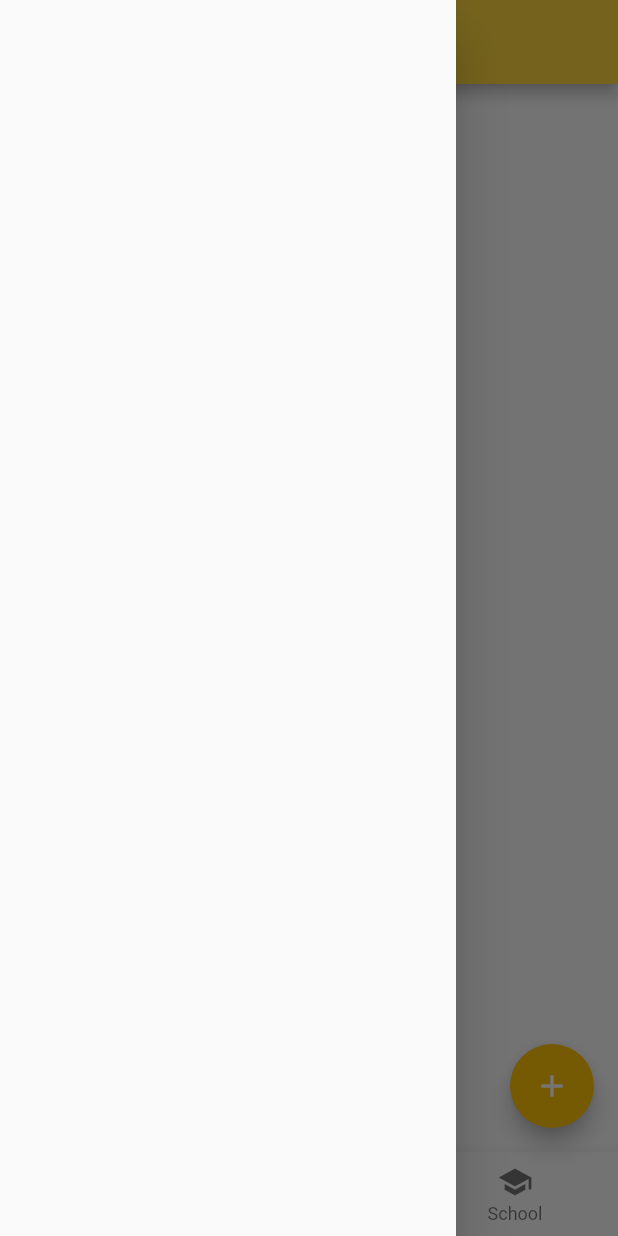
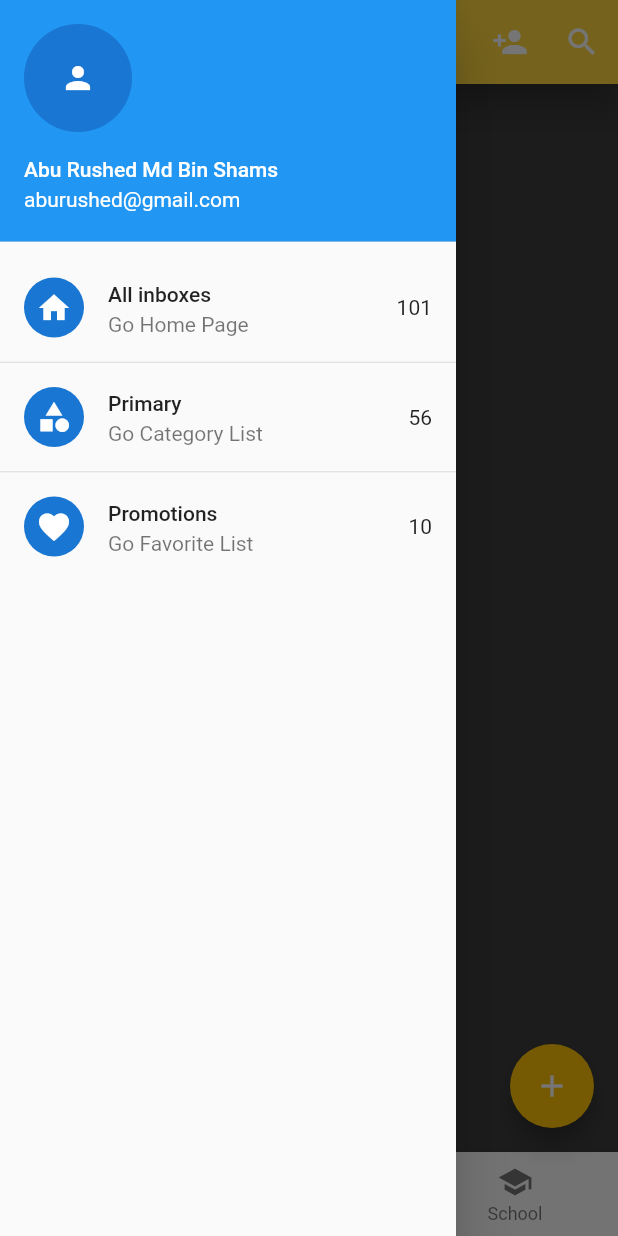
Before and after one commit to Shams-Rushdi/Flutter_New, a Flutter app: the screen it shows after launch, with the side drawer open, on a phone screen of 412 x 824 dp. Run offline on Flutter 3.47's test engine with Material 2 defaults, Android fonts, the phone set to English and light mode, and no system bars; our stand-ins replace fluttertoast.

Commit message:
raw gmail style

```diff
--- a/lib/main.dart
+++ b/lib/main.dart
@@ -1,6 +1,7 @@
 
 
 import 'package:flutter/material.dart';
+import 'package:fluttertoast/fluttertoast.dart';
 
 void main(){
   runApp(MyApp());
@@ -36,7 +37,9 @@ class MyApp extends StatelessWidget{
 
 
 class MyHome extends StatelessWidget {
-  const MyHome({Key? key}) : super(key: key);
+  //const MyHome({Key? key}) : super(key: key);
+
+  List<String> userList=["All inboxes" ,"Primary","Promotions", "Social", "Starred", "Snoozed", "Important", "Sent", "Scheduled", "Outbox", "Drafts", "All Mail" , "Spam", "Bin", "Unwanted", "Calender", "Contacts", "Settings", "Help and feedback"] ;
 
   @override
   Widget build(BuildContext context) {
@@ -45,19 +48,74 @@ class MyHome extends StatelessWidget {
       appBar: AppBar(
         title: Text('Home Page') ,
         backgroundColor: Colors.amberAccent,
+        elevation: 10.0,
+        actions: [
+          IconButton(onPressed: (){Fluttertoast.showToast(msg: "Shopping Bag");}, icon: Icon(Icons.shopping_bag_outlined)),
+          IconButton(onPressed: (){Fluttertoast.showToast(msg: "Person Add");}, icon: Icon(Icons.person_add)),
+          IconButton(onPressed: (){Fluttertoast.showToast(msg: "Searching");}, icon: Icon(Icons.search_outlined)),
+        ],
+
       ),
       body: Container(
         color: Colors.white24,
       ),
-      drawer:const Drawer() ,
-      //backgroundColor: Colors.black,
+      drawer: Drawer(
+        child: ListView(
+          children: [
+            const UserAccountsDrawerHeader(
+                accountName: const Text("Abu Rushed Md Bin Shams"),
+                accountEmail: const Text("aburushed@gmail.com"),
+              currentAccountPicture: CircleAvatar(
+                child: Icon(Icons.person),
+              ),
+
+            ),
+
+
+            ListTile(
+              onTap: (){
+                Navigator.pop(context);
+              },
+              title: Text(userList[0]),
+              leading: CircleAvatar(
+                child: Icon(Icons.home)
+              ) ,
+
+              trailing: Text("101"),
+              subtitle: Text("Go Home Page"),
+            ),
+            const Divider(height: 1,),
+            ListTile(
+              onTap: (){Navigator.pop(context);},
+              title: Text(userList[1]),
+              leading: CircleAvatar(
+                child: Icon(Icons.category)
+              ) ,
+
+              trailing: Text("56"),
+              subtitle: Text("Go Category List"),
+            ),
+            const Divider(height: 1,),
+            ListTile(
+              onTap: (){Navigator.pop(context);},
+              title: Text(userList[2]),
+              leading: CircleAvatar(
+                  child: Icon(Icons.favorite)
+              ) ,
+
+              trailing: Text("10"),
+              subtitle: Text("Go Favorite List"),
+            ),
+          ],
+        ),
+      ) ,
+      backgroundColor: Colors.black,
       floatingActionButton: FloatingActionButton(
         backgroundColor: Colors.amber,
         onPressed: (){
         },
       //child: const Text("Add"),
         child: const Icon(Icons.add),
-
       ),
 
       bottomNavigationBar: BottomNavigationBar(
--- a/pubspec.yaml
+++ b/pubspec.yaml
@@ -29,11 +29,11 @@ environment:
 dependencies:
   flutter:
     sdk: flutter
-
-
   # The following adds the Cupertino Icons font to your application.
   # Use with the CupertinoIcons class for iOS style icons.
   cupertino_icons: ^1.0.2
+  fluttertoast: ^8.0.9
+
 
 dev_dependencies:
   flutter_test:
```
Also changed, not shown: pubspec.lock.
